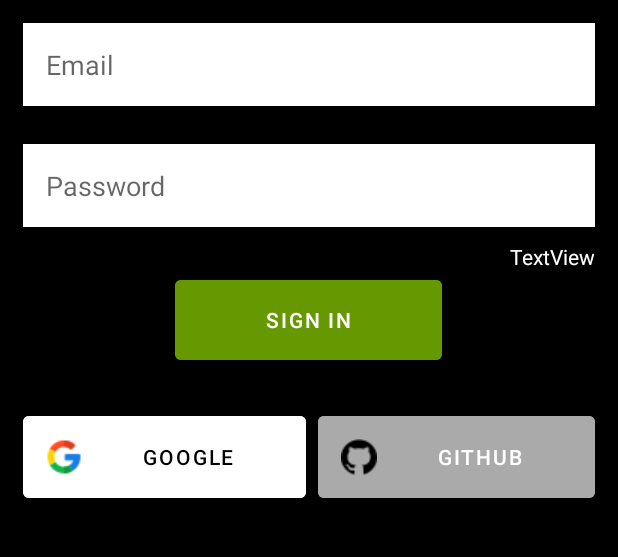
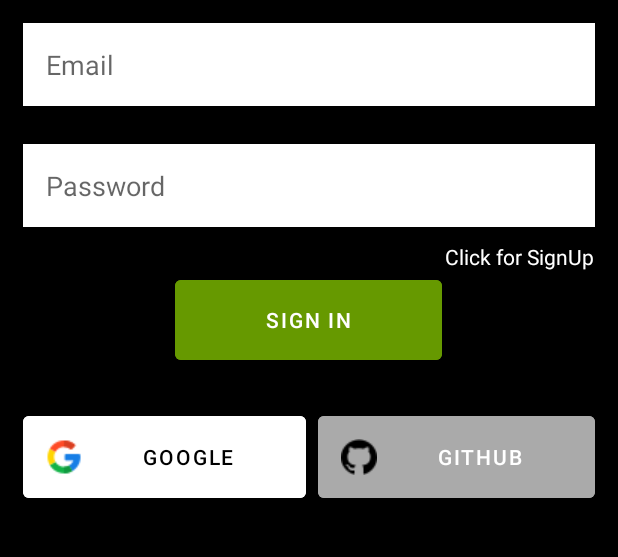
Before and after one commit to akshaysinhaaa/Jot-It, an Android app: the screen it shows after launch (SignInActivity), on a phone screen of 412 x 824 dp, the part 392-949 px from its top. Run offline under Robolectric (Android 15) with nearby library versions, the phone set to English and light mode, and no system bars; our stand-ins replace Firebase (no records; nobody signed in at launch, a user with empty details on screens opened directly).

Commit message:
removed app bar issue and changed the Txt view to Click for sign up

```diff
--- a/app/src/main/java/com/example/jotit_test/SignInActivity.java
+++ b/app/src/main/java/com/example/jotit_test/SignInActivity.java
@@ -7,6 +7,7 @@ import android.app.ProgressDialog;
 import android.content.Intent;
 import android.os.Bundle;
 import android.view.View;
+import android.view.WindowManager;
 import android.widget.Toast;
 
 import com.example.jotit_test.databinding.ActivitySignInBinding;
@@ -24,6 +25,9 @@ public class SignInActivity extends AppCompatActivity {
     @Override
     protected void onCreate(Bundle savedInstanceState) {
         super.onCreate(savedInstanceState);
+        // To hide the App Bar
+        this.getWindow().setFlags(WindowManager.LayoutParams.FLAG_FULLSCREEN, WindowManager.LayoutParams.FLAG_FULLSCREEN);
+        getSupportActionBar().hide(); //Hides Action Bar
         binding = ActivitySignInBinding.inflate(getLayoutInflater());
         setContentView(binding.getRoot());
 
--- a/app/src/main/res/layout/activity_sign_in.xml
+++ b/app/src/main/res/layout/activity_sign_in.xml
@@ -56,7 +56,7 @@
             android:layout_height="wrap_content"
             android:gravity="right"
             android:paddingRight="16dp"
-            android:text="TextView"
+            android:text="Click for SignUp"
             android:textColor="@color/white"
             tools:text="Click for SignUp" />
 
```
